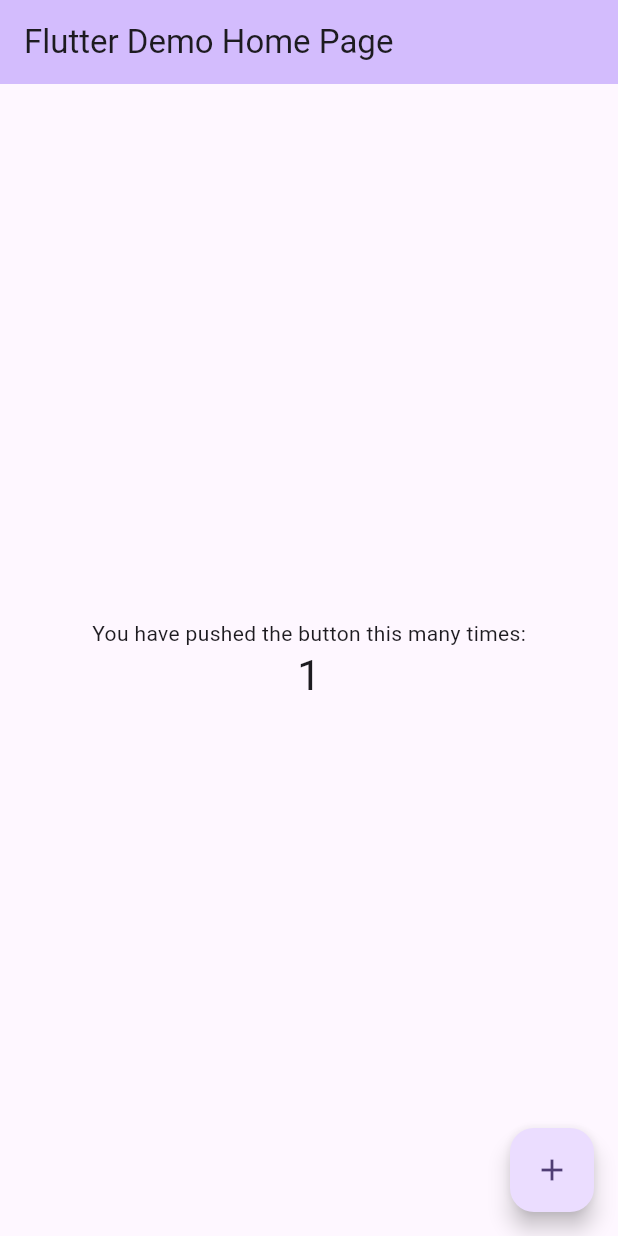
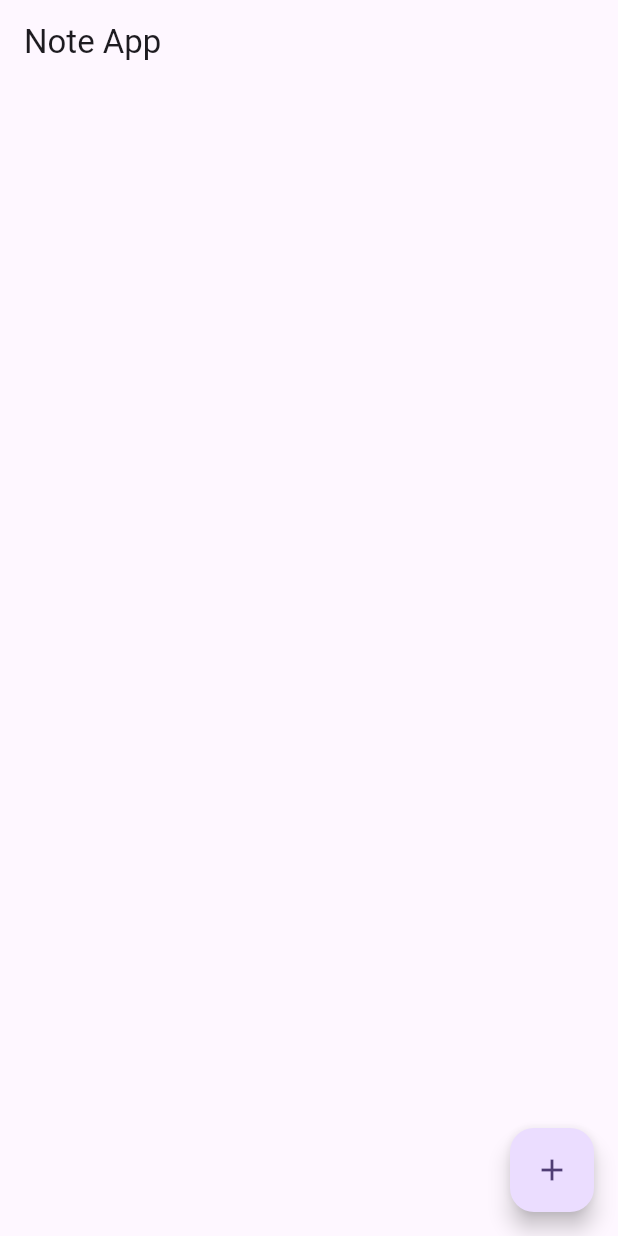
Before and after one commit to wafaMohamed/note_app, a Flutter app: the screen it shows after launch, after a tap on the "add" icon, on a phone screen of 412 x 824 dp. Run offline on Flutter 3.47's test engine with Material 3 defaults, Android fonts, the phone set to English and light mode, and no system bars.

Commit message:
note page ui and note listviw widget

```diff
--- a/lib/main.dart
+++ b/lib/main.dart
@@ -1,4 +1,5 @@
 import 'package:flutter/material.dart';
+import 'package:note_app/pages/note_page.dart';
 
 void main() {
   runApp(const MyApp());
@@ -6,120 +7,16 @@ void main() {
 
 class MyApp extends StatelessWidget {
   const MyApp({super.key});
-
-  // This widget is the root of your application.
   @override
   Widget build(BuildContext context) {
     return MaterialApp(
+      debugShowCheckedModeBanner: false,
       title: 'Flutter Demo',
       theme: ThemeData(
-        // This is the theme of your application.
-        //
-        // TRY THIS: Try running your application with "flutter run". You'll see
-        // the application has a purple toolbar. Then, without quitting the app,
-        // try changing the seedColor in the colorScheme below to Colors.green
-        // and then invoke "hot reload" (save your changes or press the "hot
-        // reload" button in a Flutter-supported IDE, or press "r" if you used
-        // the command line to start the app).
-        //
-        // Notice that the counter didn't reset back to zero; the application
-        // state is not lost during the reload. To reset the state, use hot
-        // restart instead.
-        //
-        // This works for code too, not just values: Most code changes can be
-        // tested with just a hot reload.
         colorScheme: ColorScheme.fromSeed(seedColor: Colors.deepPurple),
         useMaterial3: true,
       ),
-      home: const MyHomePage(title: 'Flutter Demo Home Page'),
+      home: const NotePage(),
     );
   }
 }
-
-class MyHomePage extends StatefulWidget {
-  const MyHomePage({super.key, required this.title});
-
-  // This widget is the home page of your application. It is stateful, meaning
-  // that it has a State object (defined below) that contains fields that affect
-  // how it looks.
-
-  // This class is the configuration for the state. It holds the values (in this
-  // case the title) provided by the parent (in this case the App widget) and
-  // used by the build method of the State. Fields in a Widget subclass are
-  // always marked "final".
-
-  final String title;
-
-  @override
-  State<MyHomePage> createState() => _MyHomePageState();
-}
-
-class _MyHomePageState extends State<MyHomePage> {
-  int _counter = 0;
-
-  void _incrementCounter() {
-    setState(() {
-      // This call to setState tells the Flutter framework that something has
-      // changed in this State, which causes it to rerun the build method below
-      // so that the display can reflect the updated values. If we changed
-      // _counter without calling setState(), then the build method would not be
-      // called again, and so nothing would appear to happen.
-      _counter++;
-    });
-  }
-
-  @override
-  Widget build(BuildContext context) {
-    // This method is rerun every time setState is called, for instance as done
-    // by the _incrementCounter method above.
-    //
-    // The Flutter framework has been optimized to make rerunning build methods
-    // fast, so that you can just rebuild anything that needs updating rather
-    // than having to individually change instances of widgets.
-    return Scaffold(
-      appBar: AppBar(
-        // TRY THIS: Try changing the color here to a specific color (to
-        // Colors.amber, perhaps?) and trigger a hot reload to see the AppBar
-        // change color while the other colors stay the same.
-        backgroundColor: Theme.of(context).colorScheme.inversePrimary,
-        // Here we take the value from the MyHomePage object that was created by
-        // the App.build method, and use it to set our appbar title.
-        title: Text(widget.title),
-      ),
-      body: Center(
-        // Center is a layout widget. It takes a single child and positions it
-        // in the middle of the parent.
-        child: Column(
-          // Column is also a layout widget. It takes a list of children and
-          // arranges them vertically. By default, it sizes itself to fit its
-          // children horizontally, and tries to be as tall as its parent.
-          //
-          // Column has various properties to control how it sizes itself and
-          // how it positions its children. Here we use mainAxisAlignment to
-          // center the children vertically; the main axis here is the vertical
-          // axis because Columns are vertical (the cross axis would be
-          // horizontal).
-          //
-          // TRY THIS: Invoke "debug painting" (choose the "Toggle Debug Paint"
-          // action in the IDE, or press "p" in the console), to see the
-          // wireframe for each widget.
-          mainAxisAlignment: MainAxisAlignment.center,
-          children: <Widget>[
-            const Text(
-              'You have pushed the button this many times:',
-            ),
-            Text(
-              '$_counter',
-              style: Theme.of(context).textTheme.headlineMedium,
-            ),
-          ],
-        ),
-      ),
-      floatingActionButton: FloatingActionButton(
-        onPressed: _incrementCounter,
-        tooltip: 'Increment',
-        child: const Icon(Icons.add),
-      ), // This trailing comma makes auto-formatting nicer for build methods.
-    );
-  }
-}
--- /dev/null
+++ b/lib/pages/note_page.dart
@@ -0,0 +1,22 @@
+import 'package:flutter/material.dart';
+
+import '../widgets/notes_listview.dart';
+
+class NotePage extends StatelessWidget {
+  const NotePage({super.key});
+
+  @override
+  Widget build(BuildContext context) {
+    return Scaffold(
+      appBar: AppBar(
+        title: Text('Note App'),
+      ),
+      body: const NotesListview(),
+      floatingActionButton: FloatingActionButton(
+        onPressed: () {},
+        tooltip: 'F',
+        child: Icon(Icons.add),
+      ),
+    );
+  }
+}
--- /dev/null
+++ b/lib/widgets/notes_listview.dart
@@ -0,0 +1,30 @@
+import 'package:flutter/material.dart';
+
+class NotesListview extends StatelessWidget {
+  const NotesListview({super.key});
+
+  @override
+  Widget build(BuildContext context) {
+    TextStyle titleStyle = Theme.of(context).textTheme.headlineLarge!;
+    final int count = 0;
+
+    return ListView.builder(
+      itemCount: count,
+      itemBuilder: (context, index) => Card(
+        color: Colors.white,
+        elevation: 0,
+        child: ListTile(
+          onTap: () {
+            debugPrint('ListTile Tapped');
+          },
+          title: Text('title $index', style: titleStyle),
+          subtitle: Text('subtitle $index'),
+          trailing: const Icon(
+            Icons.delete,
+            color: Colors.grey,
+          ),
+        ),
+      ),
+    );
+  }
+}
--- a/pubspec.yaml
+++ b/pubspec.yaml
@@ -30,7 +30,7 @@ environment:
 dependencies:
   flutter:
     sdk: flutter
-
+  lottie: ^3.1.0
 
   # The following adds the Cupertino Icons font to your application.
   # Use with the CupertinoIcons class for iOS style icons.
```
Also changed, not shown: pubspec.lock.
